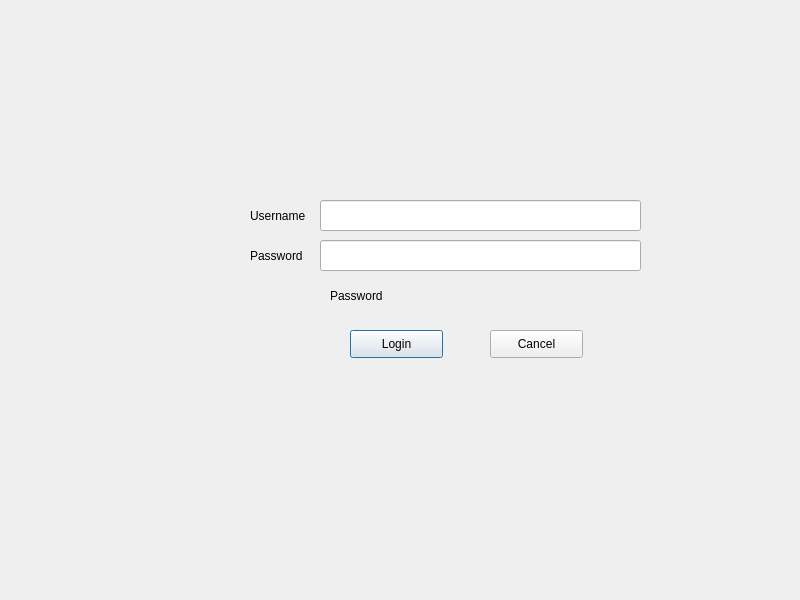
This is loginDlg.ui in fakhrul/ecoi_tnb_iot as Qt 5 draws it before an edit. The edited form follows.
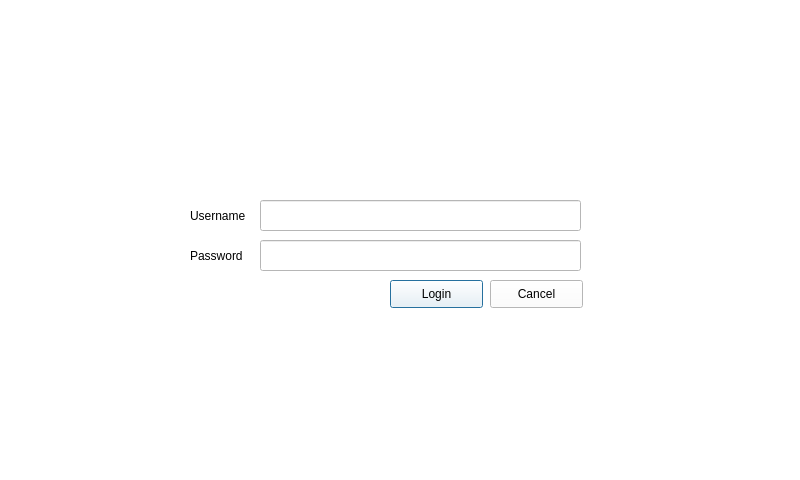
This is the edited form.

The edit to the form file:
```diff
--- a/loginDlg.ui
+++ b/loginDlg.ui
@@ -7,19 +7,22 @@
     <x>0</x>
     <y>0</y>
     <width>800</width>
-    <height>600</height>
+    <height>480</height>
    </rect>
   </property>
   <property name="windowTitle">
    <string>Dialog</string>
   </property>
+  <property name="styleSheet">
+   <string notr="true">background-color: rgb(255, 255, 255);</string>
+  </property>
   <property name="modal">
    <bool>false</bool>
   </property>
   <widget class="QLabel" name="label">
    <property name="geometry">
     <rect>
-     <x>250</x>
+     <x>190</x>
      <y>200</y>
      <width>71</width>
      <height>31</height>
@@ -45,7 +48,7 @@
   <widget class="QLabel" name="label_2">
    <property name="geometry">
     <rect>
-     <x>250</x>
+     <x>190</x>
      <y>240</y>
      <width>71</width>
      <height>31</height>
@@ -58,8 +61,8 @@
   <widget class="QPushButton" name="pushButtonLogin">
    <property name="geometry">
     <rect>
-     <x>350</x>
-     <y>330</y>
+     <x>390</x>
+     <y>280</y>
      <width>93</width>
      <height>28</height>
     </rect>
@@ -72,7 +75,7 @@
    <property name="geometry">
     <rect>
      <x>490</x>
-     <y>330</y>
+     <y>280</y>
      <width>93</width>
      <height>28</height>
     </rect>
@@ -84,7 +87,7 @@
   <widget class="QLineEdit" name="lineEditUserName">
    <property name="geometry">
     <rect>
-     <x>320</x>
+     <x>260</x>
      <y>200</y>
      <width>321</width>
      <height>31</height>
@@ -94,7 +97,7 @@
   <widget class="QLineEdit" name="lineEditPassword">
    <property name="geometry">
     <rect>
-     <x>320</x>
+     <x>260</x>
      <y>240</y>
      <width>321</width>
      <height>31</height>
@@ -104,19 +107,6 @@
     <enum>QLineEdit::Password</enum>
    </property>
   </widget>
-  <widget class="QLabel" name="labelError_2">
-   <property name="geometry">
-    <rect>
-     <x>330</x>
-     <y>280</y>
-     <width>71</width>
-     <height>31</height>
-    </rect>
-   </property>
-   <property name="text">
-    <string>Password</string>
-   </property>
-  </widget>
  </widget>
  <resources/>
  <connections/>
```
